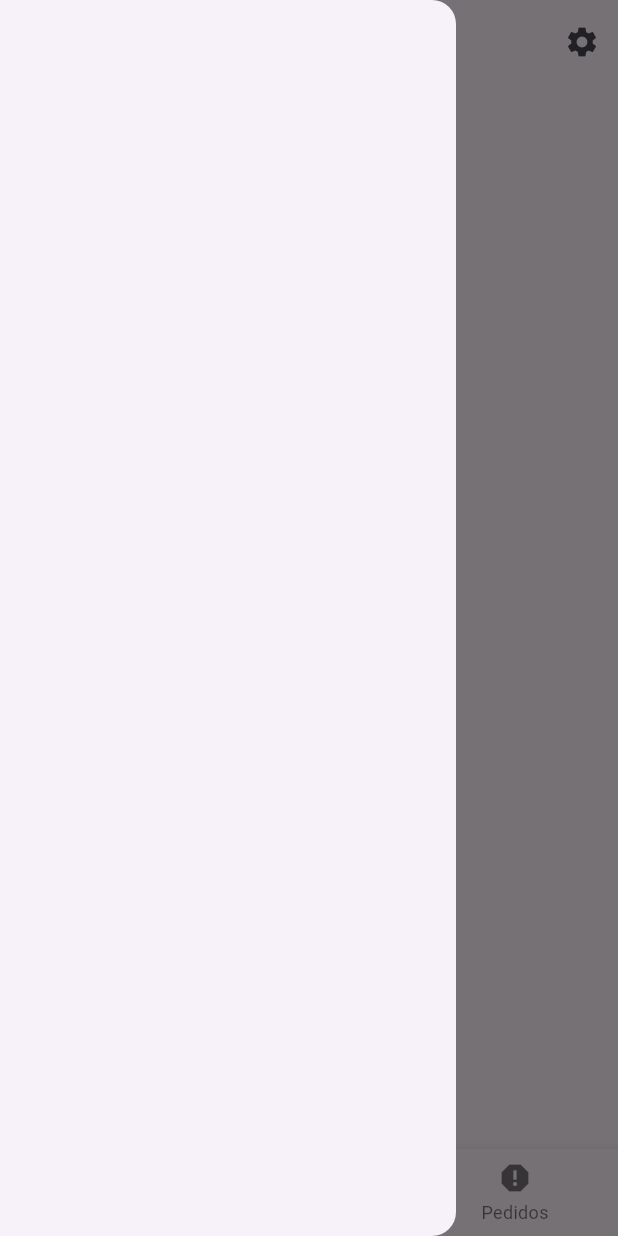
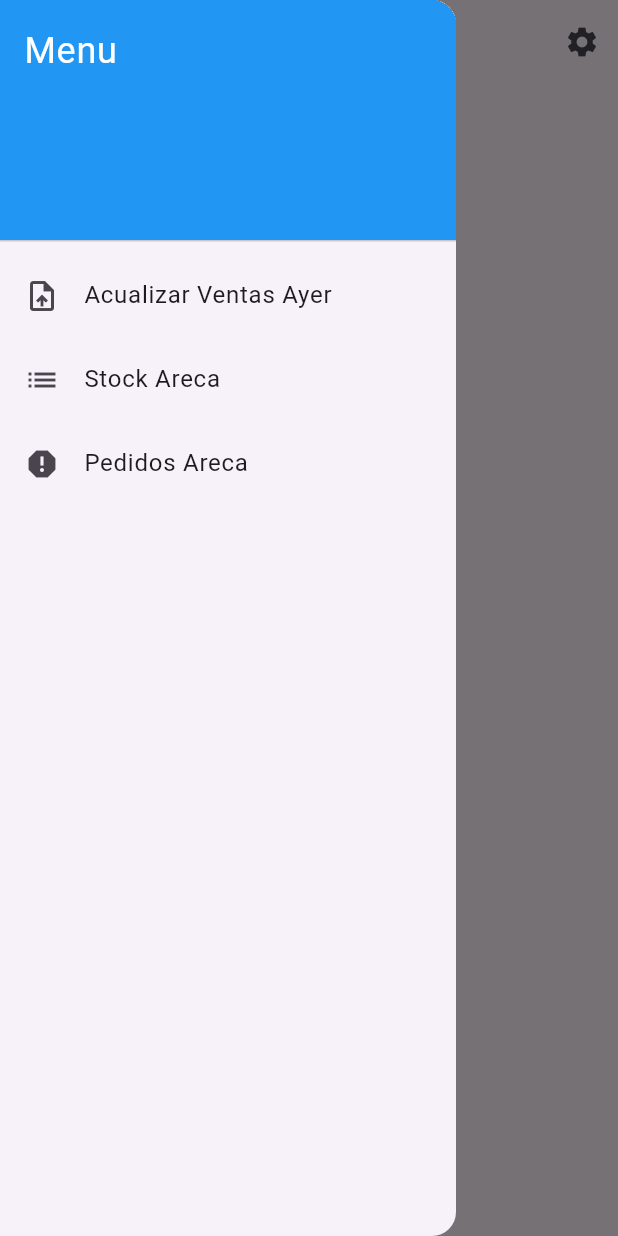
Before and after one commit to inaudy/dream_pedidos, a Flutter app: the screen it shows after launch, with the side drawer open, on a phone screen of 412 x 824 dp. Run offline on Flutter 3.47's test engine with Material 3 defaults, Android fonts, the phone set to English and light mode, and no system bars; our stand-ins replace bloc, equatable, file_picker, flutter_bloc, pdf, printing and 1 more; missing offline and left inert: excel; accounts and stored records are empty.

Commit message:
19/01 18:23

```diff
--- a/lib/blocs/file_bloc/file_escandallos_bloc.dart
+++ b/lib/blocs/file_bloc/file_escandallos_bloc.dart
@@ -1,6 +1,6 @@
 import 'package:bloc/bloc.dart';
-import 'package:dream_pedidos/models/conversion.dart';
-import 'package:dream_pedidos/services/repositories/escandallo_repository.dart';
+import 'package:dream_pedidos/models/recipe_model.dart';
+import 'package:dream_pedidos/services/repositories/cocktail_recipe_repository.dart';
 import 'package:dream_pedidos/utils/event_bus.dart';
 import 'package:equatable/equatable.dart';
 import '../../utils/file_parser.dart';
@@ -10,19 +10,22 @@ part 'file_escandallos_state.dart';
 
 class FileEscandallosBloc
     extends Bloc<FileEscandallosEvent, FileEscandallosState> {
-  final ConversionRepository _conversionRepository;
-  FileEscandallosBloc(this._conversionRepository)
+  final CocktailRecipeRepository _cocktailRecipeRepository;
+
+  FileEscandallosBloc(this._cocktailRecipeRepository)
       : super(FileEscandallosInitial()) {
     on<FileEscandallosUploadEvent>((event, emit) async {
       emit(FileEscandallosLoading());
       try {
-        final conversionDataList =
-            await FileParser.parseConversionFile(event.filePath);
+        // Parse the cocktail recipe file
+        final cocktailRecipeList =
+            await FileParser.parseCocktailRecipeFile(event.filePath);
 
-        await _conversionRepository.addConversionItems(conversionDataList);
+        // Add the parsed recipes to the database
+        await _cocktailRecipeRepository.addCocktailRecipes(cocktailRecipeList);
 
-        emit(FileEscandallosUploadSuccess(conversionDataList));
-        eventBus.emit('stock_updated');
+        emit(FileEscandallosUploadSuccess(cocktailRecipeList));
+        eventBus.emit('recipes_updated');
       } catch (e) {
         emit(FileEscandallosUploadFailure(e.toString()));
       }
--- a/lib/blocs/file_bloc/file_escandallos_event.dart
+++ b/lib/blocs/file_bloc/file_escandallos_event.dart
@@ -1,15 +1,17 @@
 part of 'file_escandallos_bloc.dart';
 
 abstract class FileEscandallosEvent extends Equatable {
+  const FileEscandallosEvent();
+
   @override
-  List<Object?> get props => [];
+  List<Object> get props => [];
 }
 
 class FileEscandallosUploadEvent extends FileEscandallosEvent {
   final String filePath;
 
-  FileEscandallosUploadEvent(this.filePath);
+  const FileEscandallosUploadEvent(this.filePath);
 
   @override
-  List<Object?> get props => [filePath];
+  List<Object> get props => [filePath];
 }
--- a/lib/blocs/file_bloc/file_escandallos_state.dart
+++ b/lib/blocs/file_bloc/file_escandallos_state.dart
@@ -1,6 +1,8 @@
 part of 'file_escandallos_bloc.dart';
 
 abstract class FileEscandallosState extends Equatable {
+  const FileEscandallosState();
+
   @override
   List<Object?> get props => [];
 }
@@ -10,18 +12,18 @@ class FileEscandallosInitial extends FileEscandallosState {}
 class FileEscandallosLoading extends FileEscandallosState {}
 
 class FileEscandallosUploadSuccess extends FileEscandallosState {
-  final List<Conversion> stockData;
+  final List<CocktailRecipe> recipes;
 
-  FileEscandallosUploadSuccess(this.stockData);
+  const FileEscandallosUploadSuccess(this.recipes);
 
   @override
-  List<Object?> get props => [stockData];
+  List<Object?> get props => [recipes];
 }
 
 class FileEscandallosUploadFailure extends FileEscandallosState {
   final String error;
 
-  FileEscandallosUploadFailure(this.error);
+  const FileEscandallosUploadFailure(this.error);
 
   @override
   List<Object?> get props => [error];
--- a/lib/main.dart
+++ b/lib/main.dart
@@ -5,6 +5,7 @@ import 'package:dream_pedidos/blocs/file_bloc/file_escandallos_bloc.dart';
 import 'package:dream_pedidos/blocs/file_bloc/file_stock_bloc.dart';
 import 'package:dream_pedidos/blocs/stock_bloc/stock_bloc.dart';
 import 'package:dream_pedidos/presentation/pages/home.dart';
+import 'package:dream_pedidos/services/repositories/cocktail_recipe_repository.dart';
 import 'package:dream_pedidos/services/repositories/escandallo_repository.dart';
 import 'package:dream_pedidos/services/repositories/stock_repository.dart';
 import 'package:flutter/material.dart';
@@ -28,11 +29,12 @@ class MyApp extends StatelessWidget {
             create: (context) => FileStockBloc(StockRepository()),
           ),
           BlocProvider(
-            create: (context) => FileEscandallosBloc(ConversionRepository()),
+            create: (context) =>
+                FileEscandallosBloc(CocktailRecipeRepository()),
           ),
           BlocProvider(
             create: (context) =>
-                StockBloc(StockRepository(), ConversionRepository()),
+                StockBloc(StockRepository(), CocktailRecipeRepository()),
           ),
           BlocProvider(
             create: (context) => FileBloc(),
--- a/lib/models/conversion.dart
+++ b/lib/models/conversion.dart
@@ -1,4 +1,4 @@
-class Conversion {
+/*class Conversion {
   final String itemName;
   final double conversionSize;
 
@@ -23,3 +23,4 @@ class Conversion {
     );
   }
 }
+*/
--- /dev/null
+++ b/lib/models/recipe_model.dart
@@ -0,0 +1,31 @@
+class CocktailRecipe {
+  final int? id; // Nullable for new records
+  final String itemName;
+  final String ingredientName;
+  final double quantity;
+
+  CocktailRecipe({
+    this.id,
+    required this.itemName,
+    required this.ingredientName,
+    required this.quantity,
+  });
+
+  Map<String, dynamic> toMap() {
+    return {
+      'id': id,
+      'item_name': itemName,
+      'ingredient_name': ingredientName,
+      'quantity': quantity,
+    };
+  }
+
+  factory CocktailRecipe.fromMap(Map<String, dynamic> map) {
+    return CocktailRecipe(
+      id: map['id'] as int?,
+      itemName: map['item_name'],
+      ingredientName: map['ingredient_name'],
+      quantity: map['quantity'],
+    );
+  }
+}
--- a/lib/presentation/pages/home.dart
+++ b/lib/presentation/pages/home.dart
@@ -28,7 +28,7 @@ class HomePage extends StatelessWidget {
             return IconButton(
               icon: const Icon(Icons.menu),
               onPressed: () {
-                // Opens the drawer from the top
+                // Open the drawer
                 Scaffold.of(context).openDrawer();
               },
             );
@@ -44,40 +44,55 @@ class HomePage extends StatelessWidget {
           ),
         ],
       ),
-      drawer: Drawer(),
+      drawer: Drawer(
+        child: ListView(
+          padding: EdgeInsets.zero,
+          children: [
+            const DrawerHeader(
+              decoration: BoxDecoration(
+                color: Colors.blue,
+              ),
+              child: Text(
+                'Menu',
+                style: TextStyle(
+                  color: Colors.white,
+                  fontSize: 24,
+                ),
+              ),
+            ),
+            ListTile(
+              leading: const Icon(Icons.upload_file),
+              title: const Text('Acualizar Ventas Ayer'),
+              onTap: () {
+                _navigateToPage(context, 0);
+              },
+            ),
+            ListTile(
+              leading: const Icon(Icons.list),
+              title: const Text('Stock Areca'),
+              onTap: () {
+                _navigateToPage(context, 1);
+              },
+            ),
+            ListTile(
+              leading: const Icon(Icons.report),
+              title: const Text('Pedidos Areca'),
+              onTap: () {
+                _navigateToPage(context, 2);
+              },
+            ),
+          ],
+        ),
+      ),
       body: BlocBuilder<BottomNavcubit, int>(
         builder: (context, currentIndex) {
           return _pages[currentIndex];
         },
       ),
-      bottomNavigationBar: BlocBuilder<BottomNavcubit, int>(
-        builder: (context, currentIndex) {
-          return BottomNavigationBar(
-            currentIndex: currentIndex,
-            onTap: (index) {
-              // Update the current index in the Cubit
-              context.read<BottomNavcubit>().updateIndex(index);
-            },
-            items: const [
-              BottomNavigationBarItem(
-                icon: Icon(Icons.upload_file),
-                label: 'Ventas Ayer',
-              ),
-              BottomNavigationBarItem(
-                icon: Icon(Icons.list),
-                label: 'Stock',
-              ),
-              BottomNavigationBarItem(
-                icon: Icon(Icons.report),
-                label: 'Pedidos',
-              ),
-            ],
-          );
-        },
-      ),
     );
   }
 
+  /// Show the configuration dialog
   void _showConfigurationDialog(BuildContext outerContext) {
     final fileStockBloc = outerContext.read<FileStockBloc>();
     final fileEscandallosBloc = outerContext.read<FileEscandallosBloc>();
@@ -88,57 +103,40 @@ class HomePage extends StatelessWidget {
       context: outerContext,
       builder: (dialogContext) {
         return AlertDialog(
-          title: const Text('Configuracion'),
+          title: const Text('Configuración'),
           content: Column(
             mainAxisSize: MainAxisSize.min,
             children: [
               // Reset Stock Button
-              Row(
-                children: [
               ElevatedButton.icon(
                 onPressed: () {
-                      _resetStock(stockBloc,
-                          messenger); // Pass the required dependencies
+                  _resetStock(stockBloc, messenger);
                 },
                 icon: const Icon(Icons.restart_alt),
                 label: const Text('Reset Stock'),
-                    style: ElevatedButton.styleFrom(),
-                  ),
-                ],
               ),
               const SizedBox(height: 16),
               // Upload XML Button
-              Row(
-                children: [
               ElevatedButton.icon(
                 onPressed: () {
-                      _uploadFile(fileStockBloc,
-                          messenger); // Pass messenger instead of context
+                  _uploadFile(fileStockBloc, messenger);
                 },
                 icon: const Icon(Icons.upload_file),
                 label: const Text('Stocks'),
               ),
-                ],
-              ),
-              Row(
-                children: [
               ElevatedButton.icon(
                 onPressed: () {
-                      _uploadEscandallos(fileEscandallosBloc,
-                          messenger); // Pass messenger instead of context
+                  _uploadEscandallos(fileEscandallosBloc, messenger);
                 },
                 icon: const Icon(Icons.upload_file),
                 label: const Text('Escandallos'),
               ),
             ],
           ),
-            ],
-          ),
           actions: [
             TextButton(
               onPressed: () {
-                Navigator.pop(
-                    dialogContext); // Use dialogContext for dialog operations
+                Navigator.pop(dialogContext);
               },
               child: const Text('Close'),
             ),
@@ -148,51 +146,53 @@ class HomePage extends StatelessWidget {
     );
   }
 
-  /// Simulates XML Upload Logic
+  /// Navigate to the selected page and close the drawer
+  void _navigateToPage(BuildContext context, int pageIndex) {
+    context.read<BottomNavcubit>().updateIndex(pageIndex);
+    Navigator.of(context).pop(); // Close the drawer
+  }
+
+  /// Upload file logic
   Future<void> _uploadFile(
       FileStockBloc fileStockBloc, ScaffoldMessengerState messenger) async {
     final result = await FilePicker.platform.pickFiles(
       type: FileType.custom,
-      allowedExtensions: ['csv', 'xlsx'], // Limit to specific file types
+      allowedExtensions: ['csv', 'xlsx'],
     );
 
     if (result != null && result.files.single.path != null) {
       final filePath = result.files.single.path!;
       fileStockBloc.add(FileStockUploadEvent(filePath));
     } else {
-      // If user cancels or no file is selected
       messenger.showSnackBar(
         const SnackBar(content: Text('No file selected')),
       );
     }
   }
 
+  /// Upload escandallos logic
   Future<void> _uploadEscandallos(FileEscandallosBloc fileEscandallosBloc,
       ScaffoldMessengerState messenger) async {
     final result = await FilePicker.platform.pickFiles(
       type: FileType.custom,
-      allowedExtensions: ['csv', 'xlsx'], // Limit to specific file types
+      allowedExtensions: ['csv', 'xlsx'],
     );
 
     if (result != null && result.files.single.path != null) {
       final filePath = result.files.single.path!;
       fileEscandallosBloc.add(FileEscandallosUploadEvent(filePath));
     } else {
-      // If user cancels or no file is selected
       messenger.showSnackBar(
         const SnackBar(content: Text('No file selected')),
       );
     }
   }
 
-  /// Simulates Stock Reset Logic
-
+  /// Reset stock logic
   void _resetStock(StockBloc stockBloc, ScaffoldMessengerState messenger) {
-    // Dispatch events to reset stock
     stockBloc.add(DeleteAllStockEvent());
     stockBloc.add(LoadStockEvent());
 
-    // Show success message
     messenger.showSnackBar(
       const SnackBar(
         content: Text('Todos los stocks han sido eliminados.'),
--- a/lib/services/repositories/escandallo_repository.dart
+++ b/lib/services/repositories/escandallo_repository.dart
@@ -1,4 +1,4 @@
-import 'package:dream_pedidos/models/conversion.dart';
+/*import 'package:dream_pedidos/models/conversion.dart';
 import 'package:sqflite/sqflite.dart';
 import 'package:path/path.dart'; // For getting the database path
 
@@ -97,3 +97,4 @@ class ConversionRepository {
     return null; // Return null if the item is not found
   }
 }
+*/
```
Also changed, not shown: lib/blocs/stock_bloc/stock_bloc.dart (+36 -29 lines), lib/models/cocktail_model.dart (added, +28 -0 lines), lib/presentation/pages/refill_report_screen.dart (+20 -10 lines), lib/services/repositories/cocktail_recipe_repository.dart (added, +112 -0 lines), lib/services/repositories/recipe_repository.dart (added, +128 -0 lines), lib/services/repositories/stock_repository.dart (+10 -14 lines), lib/utils/file_parser.dart (+5 -9 lines), lib/utils/xlsx_parser.dart (+12 -25 lines). Lines whose indentation alone changed are shown as unchanged.
